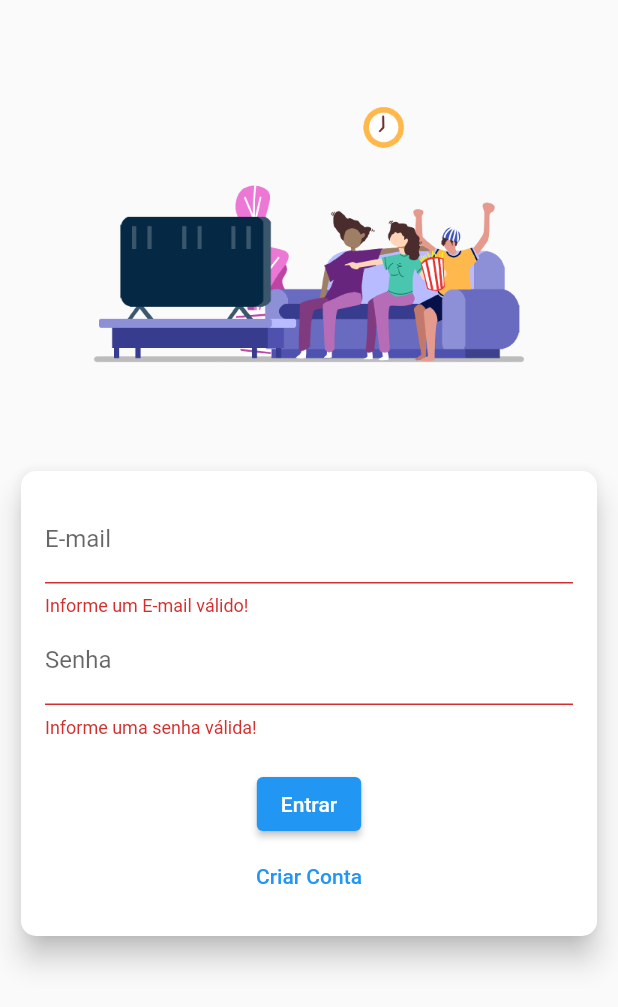
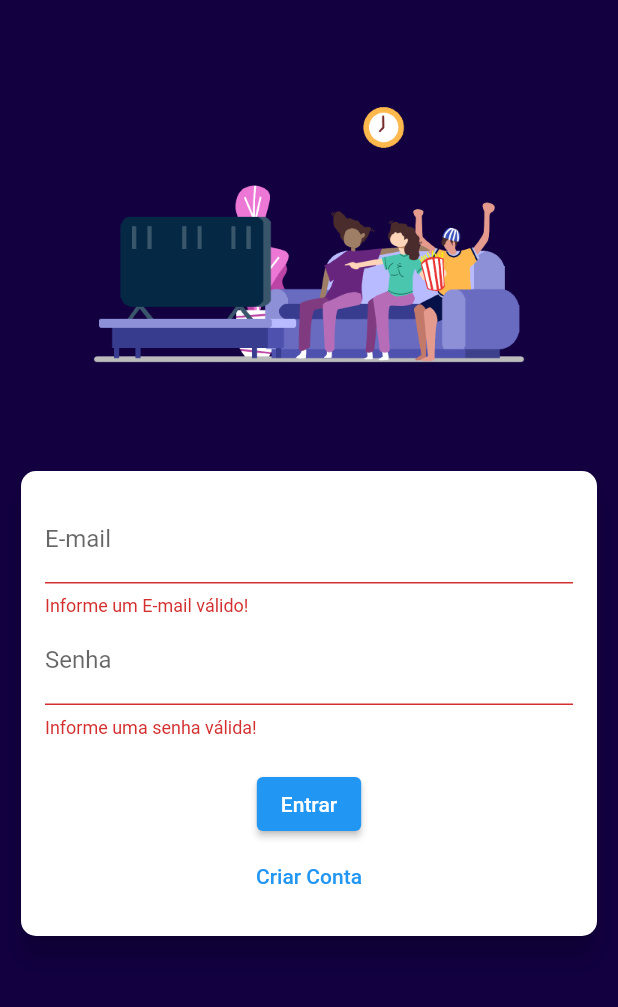
Before and after one commit to andersonsantos6/tv_project, a Flutter app: the screen it shows after launch, after a tap on "Entrar", on a phone screen of 412 x 824 dp. Shown: the top 1007 px of the screen. Run offline on Flutter 3.47's test engine with Material 2 defaults, Android fonts, the phone set to English and light mode, and no system bars; our stand-ins replace video_player; network calls fail.

Commit message:
update widgets

```diff
--- a/lib/main.dart
+++ b/lib/main.dart
@@ -1,5 +1,6 @@
 import 'package:flutter/material.dart';
 import 'package:provider/provider.dart';
+import 'package:tv_project_beta_01/src/components/list_channels.dart';
 import 'package:tv_project_beta_01/src/controller/channels_controller.dart';
 import 'package:tv_project_beta_01/src/model/auth.dart';
 import 'package:tv_project_beta_01/src/view/auth_or_home_pade.dart';
@@ -13,10 +14,14 @@ void main() {
     MultiProvider(
       providers: [
         ChangeNotifierProvider(
-          create: (BuildContext context) => ChannelController(),
+          create: (BuildContext context) => Auth(),
         ),
-        ChangeNotifierProvider(
-          create: (BuildContext context) => Auth(),
+        ChangeNotifierProxyProvider<Auth, ChannelController>(
+          update: ((context, auth, previous) {
+            return ChannelController(
+                auth.token ?? '', previous?.listChannel ?? []);
+          }),
+          create: (BuildContext context) => ChannelController('', []),
         ),
       ],
       child: const MyApp(),
--- a/lib/src/components/list_channels.dart
+++ b/lib/src/components/list_channels.dart
@@ -20,7 +20,7 @@ class ListChannels extends StatelessWidget {
   Widget build(BuildContext context) {
     final color = CustomColors();
     final displaySize = DisplaySize();
-    final channelController = ChannelController();
+    final channelController = ChannelController('', []);
     return Column(
       crossAxisAlignment: CrossAxisAlignment.start,
       children: [
--- a/lib/src/model/auth.dart
+++ b/lib/src/model/auth.dart
@@ -25,12 +25,6 @@ class Auth with ChangeNotifier {
 
   String? get uid {
     return isAuth ? _uid : null;
-  }
-
-  logon(BuildContext context) {
-    _token = null;
-    Navigator.of(context).pushNamed('/auth');
-    notifyListeners();
   }
 
   Future<void> _authenticate(
--- a/lib/src/view/auth_or_home_pade.dart
+++ b/lib/src/view/auth_or_home_pade.dart
@@ -13,6 +13,6 @@ class AuthOrHomePage extends StatelessWidget {
   Widget build(BuildContext context) {
     Auth auth = Provider.of(context);
     print(auth.isAuth);
-    return auth.isAuth ? HomePage() : AuthPage();
+    return auth.isAuth ? const HomePage() : const AuthPage();
   }
 }
--- a/lib/src/view/auth_page.dart
+++ b/lib/src/view/auth_page.dart
@@ -11,8 +11,10 @@ class AuthPage extends StatelessWidget {
 
   @override
   Widget build(BuildContext context) {
+    var color = CustomColors();
     return SafeArea(
       child: Scaffold(
+          backgroundColor: color.primaryColor(),
           body: Container(
             width: double.infinity,
             height: double.infinity,
@@ -21,7 +23,8 @@ class AuthPage extends StatelessWidget {
                 children: [
                   Container(
                       height: 300,
-                  child: Image.asset('lib/src/assets/authPage/auth_art.png')),
+                      child:
+                          Image.asset('lib/src/assets/authPage/auth_art.png')),
                   AuthForm()
                 ],
               ),
```
Also changed, not shown: lib/src/controller/channels_controller.dart (+8 -48 lines), lib/src/view/home_page.dart (+1 -7 lines). Lines whose indentation alone changed are shown as unchanged.
